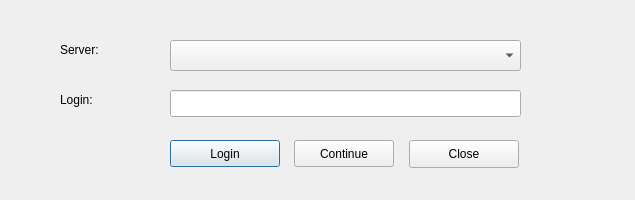
Old version of the form dlg_ConnectionManager.ui in the repository LESPROJEKT/qgis-layman-plugin.
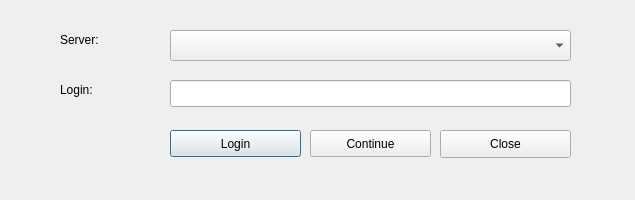
New version of the form.

```diff
--- a/dlg_ConnectionManager.ui
+++ b/dlg_ConnectionManager.ui
@@ -38,8 +38,8 @@
    <property name="geometry">
     <rect>
      <x>170</x>
-     <y>140</y>
-     <width>110</width>
+     <y>130</y>
+     <width>131</width>
      <height>27</height>
     </rect>
    </property>
@@ -50,9 +50,9 @@
   <widget class="QPushButton" name="pushButton_close">
    <property name="geometry">
     <rect>
-     <x>409</x>
-     <y>140</y>
-     <width>110</width>
+     <x>440</x>
+     <y>130</y>
+     <width>131</width>
      <height>28</height>
     </rect>
    </property>
@@ -63,9 +63,9 @@
   <widget class="QPushButton" name="pushButton_Continue">
    <property name="geometry">
     <rect>
-     <x>294</x>
-     <y>140</y>
-     <width>100</width>
+     <x>310</x>
+     <y>130</y>
+     <width>121</width>
      <height>27</height>
     </rect>
    </property>
@@ -77,7 +77,7 @@
    <property name="geometry">
     <rect>
      <x>60</x>
-     <y>90</y>
+     <y>80</y>
      <width>121</width>
      <height>19</height>
     </rect>
@@ -93,8 +93,8 @@
    <property name="geometry">
     <rect>
      <x>170</x>
-     <y>90</y>
-     <width>351</width>
+     <y>80</y>
+     <width>401</width>
      <height>27</height>
     </rect>
    </property>
@@ -106,7 +106,7 @@
    <property name="geometry">
     <rect>
      <x>60</x>
-     <y>40</y>
+     <y>30</y>
      <width>121</width>
      <height>19</height>
     </rect>
@@ -119,8 +119,8 @@
    <property name="geometry">
     <rect>
      <x>170</x>
-     <y>40</y>
-     <width>351</width>
+     <y>30</y>
+     <width>401</width>
      <height>31</height>
     </rect>
    </property>
```
Left out of the diff: 13 changed lines with no effect on the pictures.
